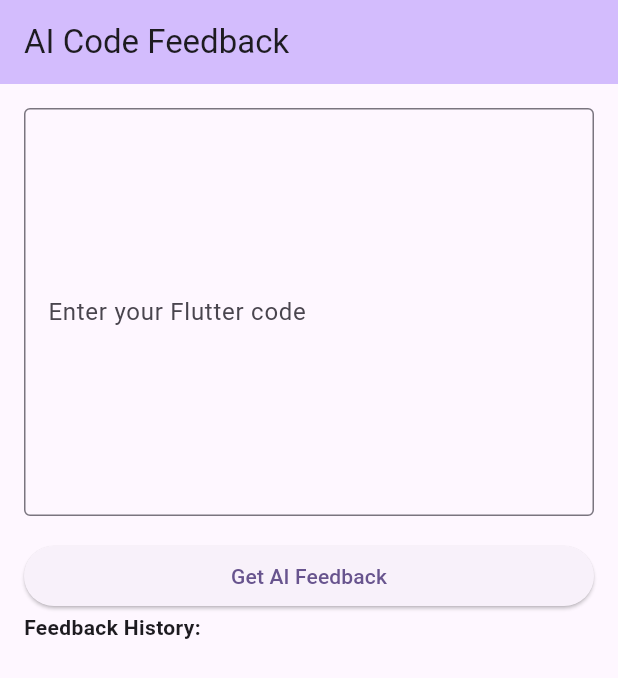
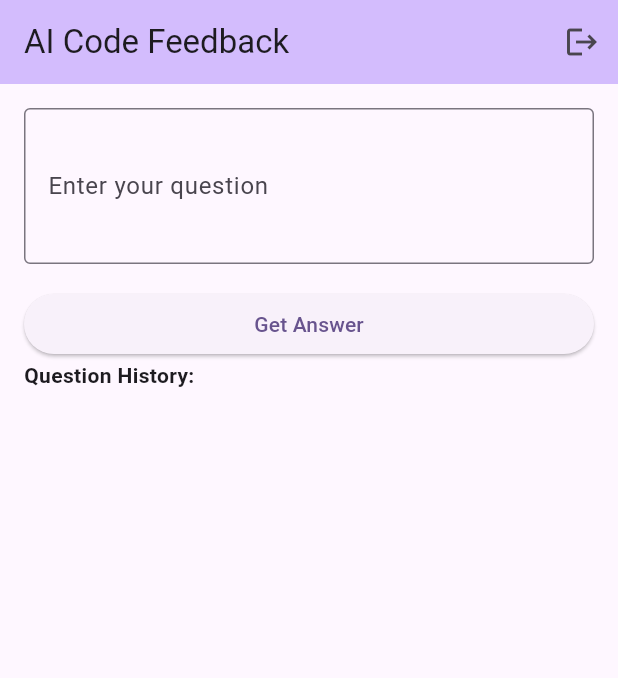
Before and after one commit to 21900304/genkit-ex, a Flutter app: the screen it shows once a user with an empty profile is signed in, on a phone screen of 412 x 824 dp. Shown: the top 678 px of the screen. Run offline on Flutter 3.47's test engine with Material 3 defaults, Android fonts, the phone set to English and light mode, and no system bars; our stand-ins replace cloud_firestore, firebase_auth, firebase_core; accounts and stored records are empty.

Commit message:
question history done

```diff
--- a/genkit_ex/lib/main.dart
+++ b/genkit_ex/lib/main.dart
@@ -204,7 +204,7 @@ class CodeFeedbackPage extends StatefulWidget {
 }
 
 class _CodeFeedbackPageState extends State<CodeFeedbackPage> {
-  final TextEditingController _codeController = TextEditingController();
+  final TextEditingController _questionController = TextEditingController();
   String _aiFeedback = '';
   bool _isLoading = false;
   List<Map<String, dynamic>> _feedbackHistory = [];
@@ -233,7 +233,7 @@ class _CodeFeedbackPageState extends State<CodeFeedbackPage> {
         _feedbackHistory = snapshot.docs
             .map((doc) => {
           'id': doc.id,
-          'code': doc.data()['code'] as String,
+          'question': doc.data()['question'] as String,
           'feedback': doc.data()['feedback'] as String,
           'timestamp': doc.data()['timestamp'] as Timestamp,
         })
@@ -259,14 +259,13 @@ class _CodeFeedbackPageState extends State<CodeFeedbackPage> {
   }
 
   Future<void> _getAiFeedback() async {
-    // 이미 요청 중이면 취소
     if (_isLoading) {
       _cancelRequest();
       return;
     }
 
-    if (_codeController.text.isEmpty) {
-      _showError('Please enter some code first');
+    if (_questionController.text.isEmpty) {
+      _showError('Please enter your question first');
       return;
     }
 
@@ -280,13 +279,11 @@ class _CodeFeedbackPageState extends State<CodeFeedbackPage> {
 
       final idToken = await user.getIdToken();
 
-      // API 요청 데이터 준비
       final requestBody = {
-        'subject': _codeController.text,
+        'question': _questionController.text,
         'auth': {'uid': user.uid, 'email_verified': true}
       };
 
-      // 새로운 client 인스턴스 생성
       _client = http.Client();
 
       final response = await _client!.post(
@@ -304,16 +301,14 @@ class _CodeFeedbackPageState extends State<CodeFeedbackPage> {
       if (response.statusCode == 200) {
         String responseBody = response.body.trim();
 
-        // 응답이 직접적인 문자열인 경우 처리
         if (!responseBody.startsWith('{') && !responseBody.startsWith('[')) {
           setState(() {
             _aiFeedback = responseBody;
           });
-          await _saveFeedback(_codeController.text, responseBody);
+          await _saveFeedback(_questionController.text, responseBody);
           return;
         }
 
-        // JSON 응답 처리
         try {
           final jsonResponse = json.decode(responseBody);
           final feedback = jsonResponse['result'] ??
@@ -324,7 +319,7 @@ class _CodeFeedbackPageState extends State<CodeFeedbackPage> {
           setState(() {
             _aiFeedback = feedback.toString();
           });
-          await _saveFeedback(_codeController.text, feedback.toString());
+          await _saveFeedback(_questionController.text, feedback.toString());
         } catch (e) {
           debugPrint('JSON parse error: $e');
           debugPrint('Response body: $responseBody');
@@ -332,7 +327,7 @@ class _CodeFeedbackPageState extends State<CodeFeedbackPage> {
           setState(() {
             _aiFeedback = responseBody;
           });
-          await _saveFeedback(_codeController.text, responseBody);
+          await _saveFeedback(_questionController.text, responseBody);
         }
       } else {
         _showError('Failed to get AI feedback. Status: ${response.statusCode}');
@@ -352,13 +347,12 @@ class _CodeFeedbackPageState extends State<CodeFeedbackPage> {
           _isLoading = false;
         });
       }
-      // client 정리
       _client?.close();
       _client = null;
     }
   }
 
-  Future<void> _saveFeedback(String code, String feedback) async {
+  Future<void> _saveFeedback(String question, String feedback) async {
     try {
       final user = FirebaseAuth.instance.currentUser;
       if (user == null) {
@@ -368,7 +362,7 @@ class _CodeFeedbackPageState extends State<CodeFeedbackPage> {
 
       await FirebaseFirestore.instance.collection(FEEDBACK_COLLECTION).add({
         'userId': user.uid,
-        'code': code,
+        'question': question,
         'feedback': feedback,
         'timestamp': FieldValue.serverTimestamp(),
       });
@@ -392,6 +386,18 @@ class _CodeFeedbackPageState extends State<CodeFeedbackPage> {
       appBar: AppBar(
         backgroundColor: Theme.of(context).colorScheme.inversePrimary,
         title: Text(widget.title),
+        actions: [
+          IconButton(
+            icon: const Icon(Icons.logout),
+            onPressed: () async {
+              await FirebaseAuth.instance.signOut();
+              if (!mounted) return;
+              Navigator.of(context).pushReplacement(
+                MaterialPageRoute(builder: (context) => const AuthPage()),
+              );
+            },
+          ),
+        ],
       ),
       body: Padding(
         padding: const EdgeInsets.all(16.0),
@@ -399,12 +405,12 @@ class _CodeFeedbackPageState extends State<CodeFeedbackPage> {
           crossAxisAlignment: CrossAxisAlignment.stretch,
           children: [
             TextField(
-              controller: _codeController,
-              maxLines: 10,
+              controller: _questionController,
+              maxLines: 3,
               decoration: const InputDecoration(
                 border: OutlineInputBorder(),
-                labelText: 'Enter your Flutter code',
-                hintText: 'Paste your code here...',
+                labelText: 'Enter your question',
+                hintText: 'Type your question here...',
               ),
             ),
             const SizedBox(height: 16),
@@ -422,18 +428,15 @@ class _CodeFeedbackPageState extends State<CodeFeedbackPage> {
                     ),
                   ),
                   const SizedBox(width: 8),
-                  Text(_isLoading ? 'Cancel' : 'Get AI Feedback'),
+                  Text(_isLoading ? 'Cancel' : 'Get Answer'),
                 ],
               )
-                  : const Text('Get AI Feedback'),
+                  : const Text('Get Answer'),
             ),
             if (_aiFeedback.isNotEmpty) ...[
               const SizedBox(height: 16),
-              const Text('AI Feedback:',
-                  style: TextStyle(fontWeight: FontWeight.bold)),
-              Expanded(
-                child: SingleChildScrollView(
-                  child: Container(
+              const Text('Answer:', style: TextStyle(fontWeight: FontWeight.bold)),
+              Container(
                 padding: const EdgeInsets.all(8.0),
                 decoration: BoxDecoration(
                   border: Border.all(color: Colors.grey.shade300),
@@ -444,11 +447,9 @@ class _CodeFeedbackPageState extends State<CodeFeedbackPage> {
                   style: Theme.of(context).textTheme.bodyMedium,
                 ),
               ),
-                ),
-              ),
               const Divider(),
             ],
-            const Text('Feedback History:',
+            const Text('Question History:',
                 style: TextStyle(fontWeight: FontWeight.bold)),
             Expanded(
               child: ListView.builder(
@@ -457,15 +458,21 @@ class _CodeFeedbackPageState extends State<CodeFeedbackPage> {
                   final feedback = _feedbackHistory[index];
                   return Card(
                     child: ExpansionTile(
-                      title: Text('Feedback ${index + 1}'),
-                      subtitle: Text('Time: ${feedback['timestamp'].toDate()}'),
+                      title: Text(
+                        feedback['question'].toString().length > 50
+                            ? '${feedback['question'].toString().substring(0, 50)}...'
+                            : feedback['question'].toString(),
+                      ),
+                      subtitle: Text(
+                        'Asked on: ${feedback['timestamp'].toDate().toString().split('.')[0]}',
+                      ),
                       children: [
                         Padding(
                           padding: const EdgeInsets.all(16.0),
                           child: Column(
                             crossAxisAlignment: CrossAxisAlignment.start,
                             children: [
-                              const Text('Code:',
+                              const Text('Full Question:',
                                   style: TextStyle(fontWeight: FontWeight.bold)),
                               Container(
                                 width: double.infinity,
@@ -475,12 +482,12 @@ class _CodeFeedbackPageState extends State<CodeFeedbackPage> {
                                   borderRadius: BorderRadius.circular(4),
                                 ),
                                 child: SelectableText(
-                                  feedback['code'],
+                                  feedback['question'],
                                   style: Theme.of(context).textTheme.bodySmall,
                                 ),
                               ),
                               const SizedBox(height: 8),
-                              const Text('Feedback:',
+                              const Text('Answer:',
                                   style: TextStyle(fontWeight: FontWeight.bold)),
                               Container(
                                 width: double.infinity,
@@ -511,7 +518,7 @@ class _CodeFeedbackPageState extends State<CodeFeedbackPage> {
 
   @override
   void dispose() {
-    _codeController.dispose();
+    _questionController.dispose();
     _client?.close();
     super.dispose();
   }
```
Lines whose indentation alone changed are shown as unchanged.
